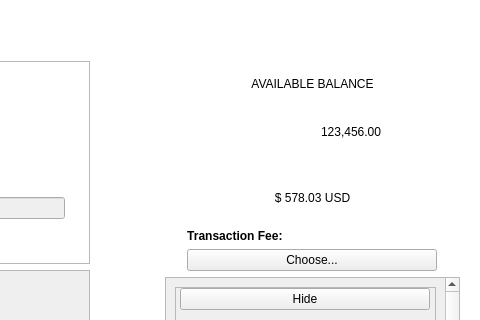
Before: the Qt Designer form src/qt/forms/sendcoinsdialog.ui in PACCommunity/PAC, drawn with Qt 5; both pictures show x 783 to 1263 and y 0 to 320 of the 1263 by 765 pixel window.
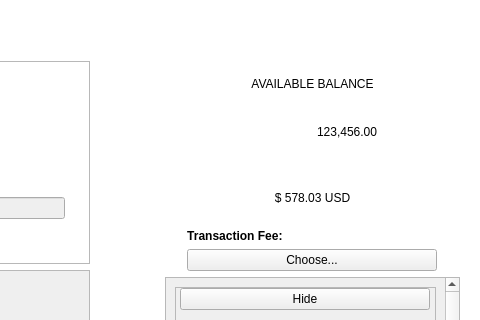
After: the same form once the commit is applied. Custom widgets are drawn as their Qt base class.

What changed in the file:
```diff
--- a/src/qt/forms/sendcoinsdialog.ui
+++ b/src/qt/forms/sendcoinsdialog.ui
@@ -1023,22 +1023,6 @@
               </property>
              </widget>
             </item>
-            <item>
-             <spacer name="horizontalSpacer_9">
-              <property name="orientation">
-               <enum>Qt::Horizontal</enum>
-              </property>
-              <property name="sizeType">
-               <enum>QSizePolicy::Fixed</enum>
-              </property>
-              <property name="sizeHint" stdset="0">
-               <size>
-                <width>10</width>
-                <height>20</height>
-               </size>
-              </property>
-             </spacer>
-            </item>
             <item>
              <widget class="QLabel" name="labelBalance">
               <property name="sizePolicy">
```
Left out of the diff: 3 changed lines with no effect on the pictures.
